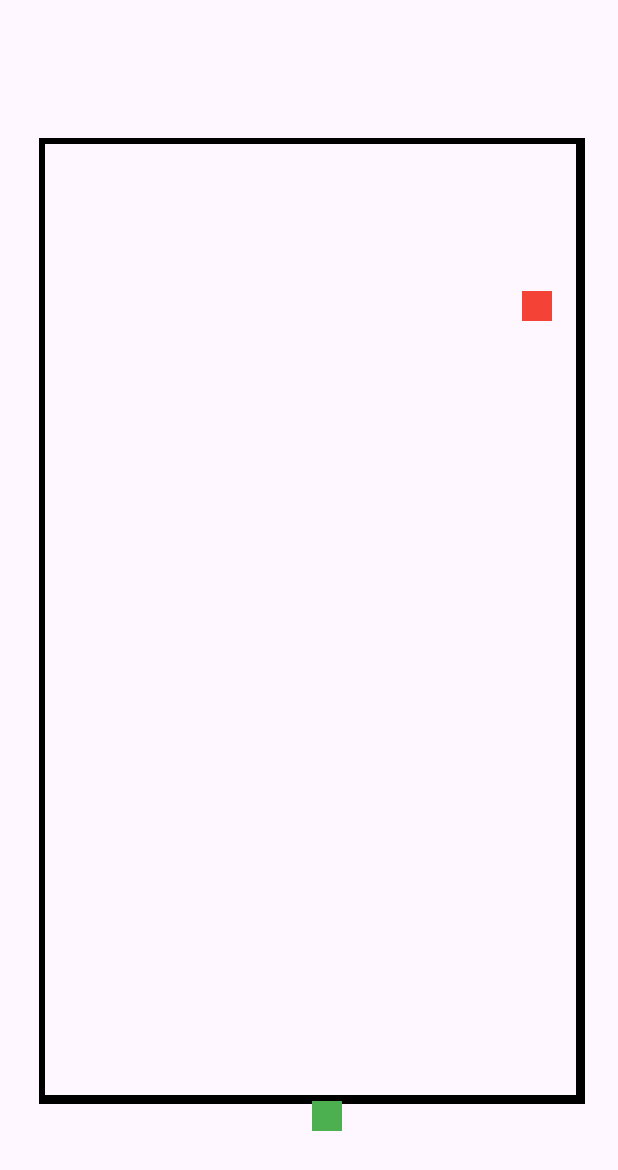
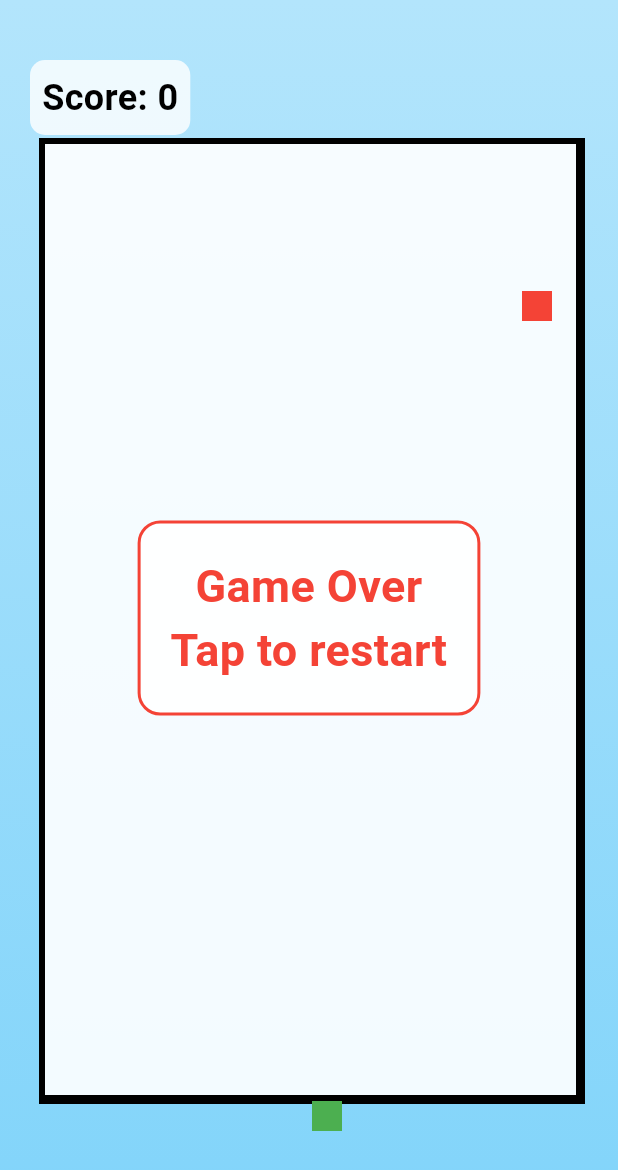
Before and after one commit to mwoDevelop/alex-snake-game-mobi, a Flutter app: the screen it shows after launch, on a phone screen of 412 x 824 dp. Shown: the top 1170 px of the screen. Run offline on Flutter 3.47's test engine with Material 3 defaults, Android fonts, the phone set to English and light mode, and no system bars.

Commit message:
Niebieskie tlo

```diff
--- a/lib/game/snake_game.dart
+++ b/lib/game/snake_game.dart
@@ -94,8 +94,6 @@ class _SnakeGameState extends State<SnakeGame> {
   @override
   Widget build(BuildContext context) {
     final screenSize = MediaQuery.of(context).size;
-
-    // Obliczamy wymiary planszy
     final gameWidth = grid.cols * grid.tileSize.toDouble();
     final gameHeight = grid.rows * grid.tileSize.toDouble();
 
@@ -120,11 +118,25 @@ class _SnakeGameState extends State<SnakeGame> {
         }
       },
       child: Scaffold(
-        body: Center(
+        body: Container(
+          decoration: const BoxDecoration(
+            gradient: LinearGradient(
+              begin: Alignment.topCenter,
+              end: Alignment.bottomCenter,
+              colors: [
+                Color(0xFFB3E5FC),
+                Color(0xFF81D4FA),
+              ],
+            ),
+          ),
+          child: Stack(
+            children: [
+              Center(
                 child: Container(
                   width: gameWidth,
                   height: gameHeight,
                   decoration: BoxDecoration(
+                    color: Colors.white.withOpacity(0.9),
                     border: Border.all(color: Colors.black, width: 2.0),
                   ),
                   child: CustomPaint(
@@ -136,6 +148,48 @@ class _SnakeGameState extends State<SnakeGame> {
                       score: score,
                     ),
                   ),
+                ),
+              ),
+              Positioned(
+                top: 40,
+                left: 20,
+                child: Container(
+                  padding: const EdgeInsets.all(8),
+                  decoration: BoxDecoration(
+                    color: Colors.white.withOpacity(0.8),
+                    borderRadius: BorderRadius.circular(10),
+                  ),
+                  child: Text(
+                    'Score: $score',
+                    style: const TextStyle(
+                      color: Colors.black,
+                      fontSize: 24,
+                      fontWeight: FontWeight.bold,
+                    ),
+                  ),
+                ),
+              ),
+              if (isGameOver)
+                Center(
+                  child: Container(
+                    padding: const EdgeInsets.all(20),
+                    decoration: BoxDecoration(
+                      color: Colors.white.withOpacity(0.9),
+                      borderRadius: BorderRadius.circular(15),
+                      border: Border.all(color: Colors.red, width: 2),
+                    ),
+                    child: const Text(
+                      'Game Over\nTap to restart',
+                      textAlign: TextAlign.center,
+                      style: TextStyle(
+                        color: Colors.red,
+                        fontSize: 30,
+                        fontWeight: FontWeight.bold,
+                      ),
+                    ),
+                  ),
+                ),
+            ],
           ),
         ),
       ),
```
Lines whose indentation alone changed are shown as unchanged.
